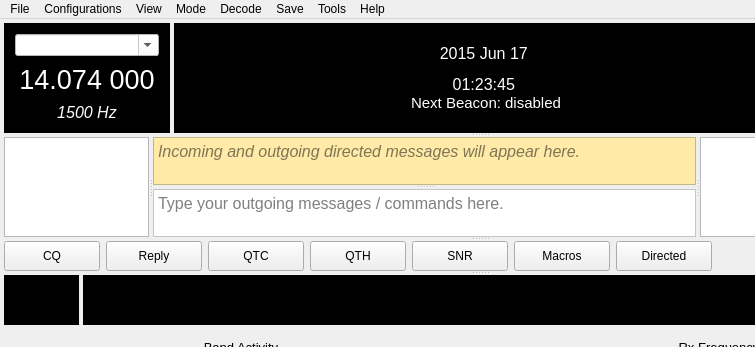
Old version of the form mainwindow.ui in the repository qcmiao1998/js8call; both pictures show x 0 to 755 and y 0 to 347 of the 960 by 868 pixel window.
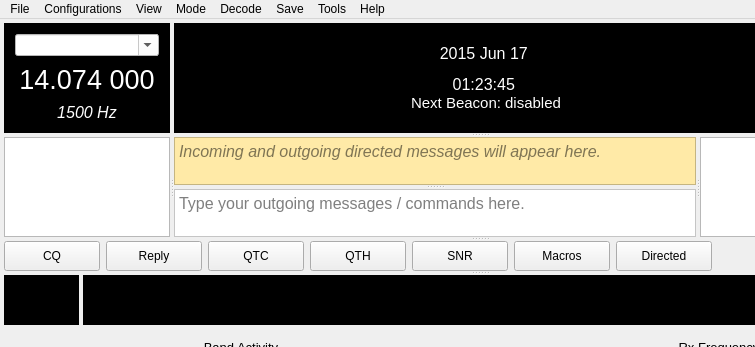
New version of the form. Custom widgets are drawn as their Qt base class.

Commit message: Added band activity age in the table

Patch:
```diff
--- a/mainwindow.ui
+++ b/mainwindow.ui
@@ -885,6 +885,11 @@
           <string>Offset</string>
          </property>
         </column>
+        <column>
+         <property name="text">
+          <string>Age</string>
+         </property>
+        </column>
         <column>
          <property name="text">
           <string>SNR</string>
```
The commit also changes 1 other file.
